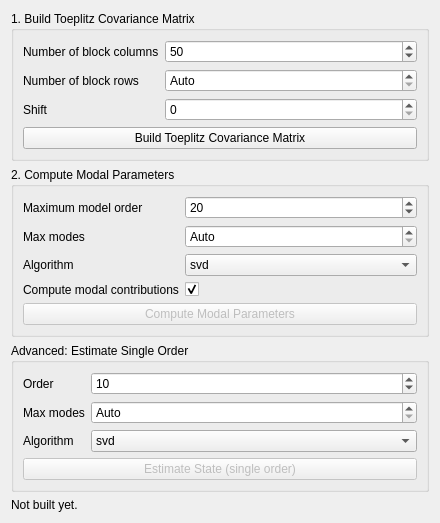
This is pyOMA/GUI/ui/ssi_cov_ref.ui in pyOMA-dev/pyOMA as Qt 5 draws it before an edit. The edited form follows.
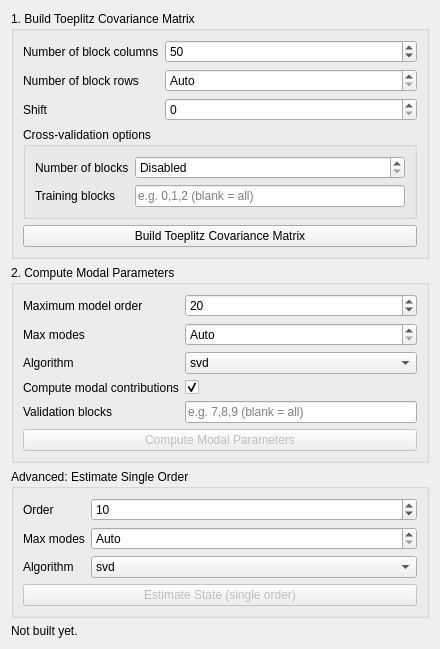
This is the edited form.

Commit message: Add cross-validation support to BRSSICovRef and PLSCF, wire into GUI

Diff of the .ui file:
```diff
--- a/pyOMA/GUI/ui/ssi_cov_ref.ui
+++ b/pyOMA/GUI/ui/ssi_cov_ref.ui
@@ -87,6 +87,52 @@
        </widget>
       </item>
       <item row="3" column="0" colspan="2">
+       <widget class="QGroupBox" name="cv_build_box">
+        <property name="title">
+         <string>Cross-validation options</string>
+        </property>
+        <layout class="QFormLayout" name="cv_build_form">
+         <item row="0" column="0">
+          <widget class="QLabel" name="label_num_blocks">
+           <property name="text">
+            <string>Number of blocks</string>
+           </property>
+          </widget>
+         </item>
+         <item row="0" column="1">
+          <widget class="QSpinBox" name="spin_num_blocks">
+           <property name="specialValueText">
+            <string>Disabled</string>
+           </property>
+           <property name="minimum">
+            <number>0</number>
+           </property>
+           <property name="maximum">
+            <number>1000</number>
+           </property>
+           <property name="value">
+            <number>0</number>
+           </property>
+          </widget>
+         </item>
+         <item row="1" column="0">
+          <widget class="QLabel" name="label_training_blocks">
+           <property name="text">
+            <string>Training blocks</string>
+           </property>
+          </widget>
+         </item>
+         <item row="1" column="1">
+          <widget class="QLineEdit" name="edit_training_blocks">
+           <property name="placeholderText">
+            <string>e.g. 0,1,2 (blank = all)</string>
+           </property>
+          </widget>
+         </item>
+        </layout>
+       </widget>
+      </item>
+      <item row="4" column="0" colspan="2">
        <widget class="QPushButton" name="btn_build_toeplitz_cov">
         <property name="text">
          <string>Build Toeplitz Covariance Matrix</string>
@@ -186,7 +232,21 @@
         </property>
        </widget>
       </item>
-      <item row="4" column="0" colspan="2">
+      <item row="4" column="0">
+       <widget class="QLabel" name="label_validation_blocks">
+        <property name="text">
+         <string>Validation blocks</string>
+        </property>
+       </widget>
+      </item>
+      <item row="4" column="1">
+       <widget class="QLineEdit" name="edit_validation_blocks">
+        <property name="placeholderText">
+         <string>e.g. 7,8,9 (blank = all)</string>
+        </property>
+       </widget>
+      </item>
+      <item row="5" column="0" colspan="2">
        <widget class="QPushButton" name="btn_compute_modal_params">
         <property name="enabled">
          <bool>false</bool>
```
The commit also changes 12 other files.
